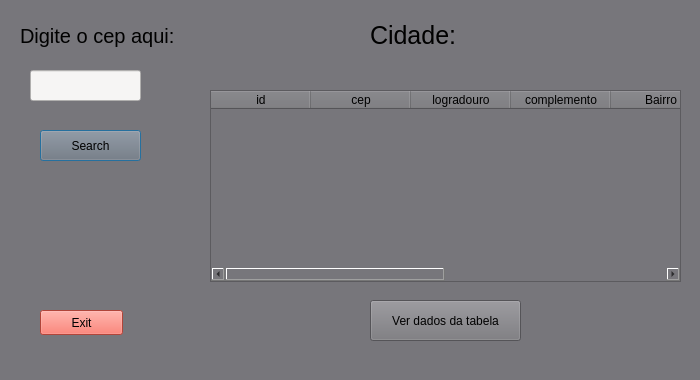
Before: the Qt Designer form dialog.ui in sarsey-walker/PyQt5, drawn with Qt 5.
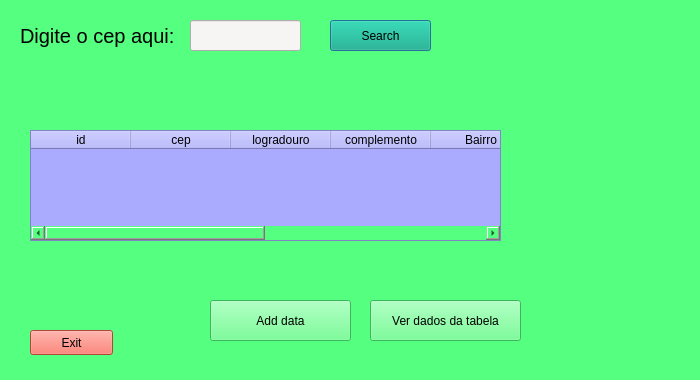
After: the same form once the commit is applied.

What changed in the file:
```diff
--- a/dialog.ui
+++ b/dialog.ui
@@ -14,7 +14,9 @@
    <string>Dialog</string>
   </property>
   <property name="styleSheet">
-   <string notr="true">background-color: rgb(119, 118, 123);</string>
+   <string notr="true">background-color: rgb(119, 118, 123);
+background-color: rgb(66, 66, 66);
+background-color: rgb(85, 255, 127);</string>
   </property>
   <widget class="QLabel" name="label">
    <property name="geometry">
@@ -42,8 +44,8 @@
   <widget class="QLineEdit" name="lineEdit">
    <property name="geometry">
     <rect>
-     <x>30</x>
-     <y>70</y>
+     <x>190</x>
+     <y>20</y>
      <width>111</width>
      <height>31</height>
     </rect>
@@ -55,12 +57,15 @@
   <widget class="QTableWidget" name="tableWidget">
    <property name="geometry">
     <rect>
-     <x>210</x>
-     <y>90</y>
+     <x>30</x>
+     <y>130</y>
      <width>471</width>
-     <height>192</height>
+     <height>111</height>
     </rect>
    </property>
+   <property name="styleSheet">
+    <string notr="true">background-color: rgb(170, 170, 255);</string>
+   </property>
    <column>
     <property name="text">
      <string>id</string>
@@ -112,12 +117,15 @@
   <widget class="QPushButton" name="pushButton">
    <property name="geometry">
     <rect>
-     <x>40</x>
-     <y>130</y>
+     <x>330</x>
+     <y>20</y>
      <width>101</width>
      <height>31</height>
     </rect>
    </property>
+   <property name="styleSheet">
+    <string notr="true">background-color: rgb(0, 170, 127);</string>
+   </property>
    <property name="text">
     <string>Search</string>
    </property>
@@ -125,24 +133,29 @@
   <widget class="QLabel" name="label_2">
    <property name="geometry">
     <rect>
-     <x>370</x>
-     <y>20</y>
-     <width>111</width>
+     <x>60</x>
+     <y>70</y>
+     <width>471</width>
      <height>31</height>
     </rect>
    </property>
    <property name="styleSheet">
-    <string notr="true">font-size:25px;</string>
+    <string notr="true">font-size:25px;
+color: rgb(170, 0, 0);
+text-align;center;</string>
    </property>
    <property name="text">
-    <string>Cidade:</string>
+    <string/>
+   </property>
+   <property name="textFormat">
+    <enum>Qt::AutoText</enum>
    </property>
   </widget>
   <widget class="QPushButton" name="pushButton_2">
    <property name="geometry">
     <rect>
-     <x>40</x>
-     <y>310</y>
+     <x>30</x>
+     <y>330</y>
      <width>83</width>
      <height>25</height>
     </rect>
@@ -170,6 +183,19 @@
     <string>Ver dados da tabela</string>
    </property>
   </widget>
+  <widget class="QPushButton" name="pushButton_4">
+   <property name="geometry">
+    <rect>
+     <x>210</x>
+     <y>300</y>
+     <width>141</width>
+     <height>41</height>
+    </rect>
+   </property>
+   <property name="text">
+    <string>Add data</string>
+   </property>
+  </widget>
  </widget>
  <resources/>
  <connections>
```
